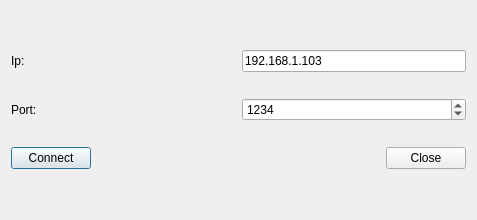
The window that connection_to_host_dialog.ui (RPudashkin/VkKillerClient) describes before a commit, drawn with Qt 5.
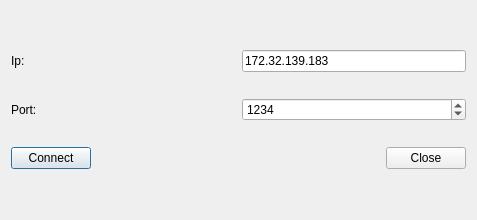
The same window after the commit.

The edit to the form file:
```diff
--- a/connection_to_host_dialog.ui
+++ b/connection_to_host_dialog.ui
@@ -40,7 +40,7 @@
           </sizepolicy>
          </property>
          <property name="text">
-          <string>192.168.1.103</string>
+          <string>172.32.139.183</string>
          </property>
         </widget>
        </item>
```
